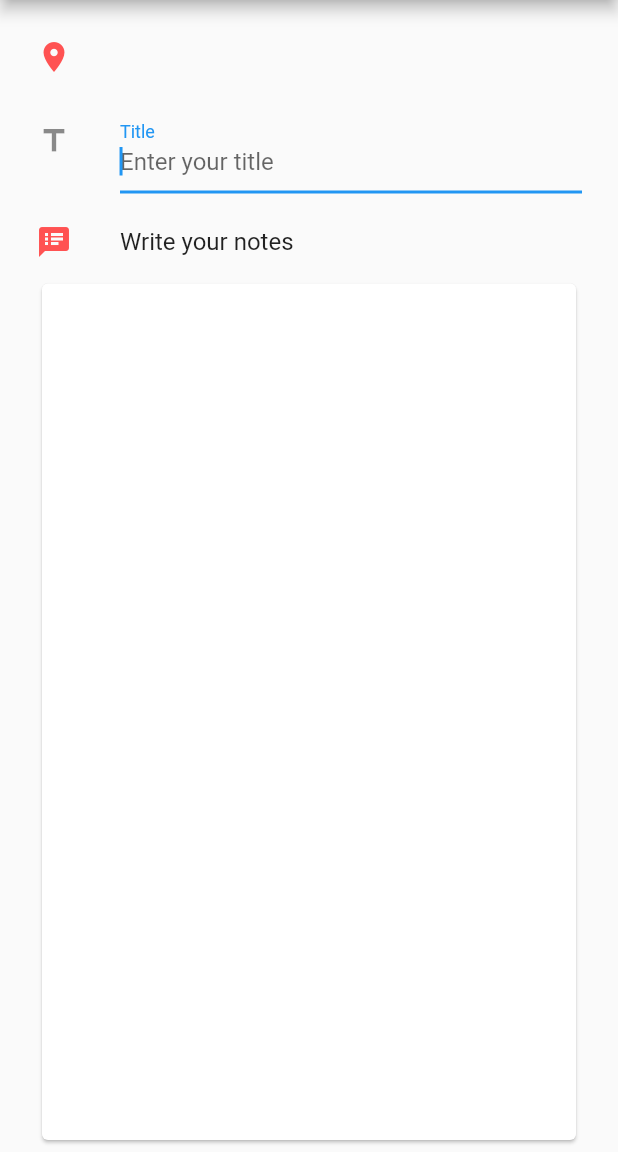
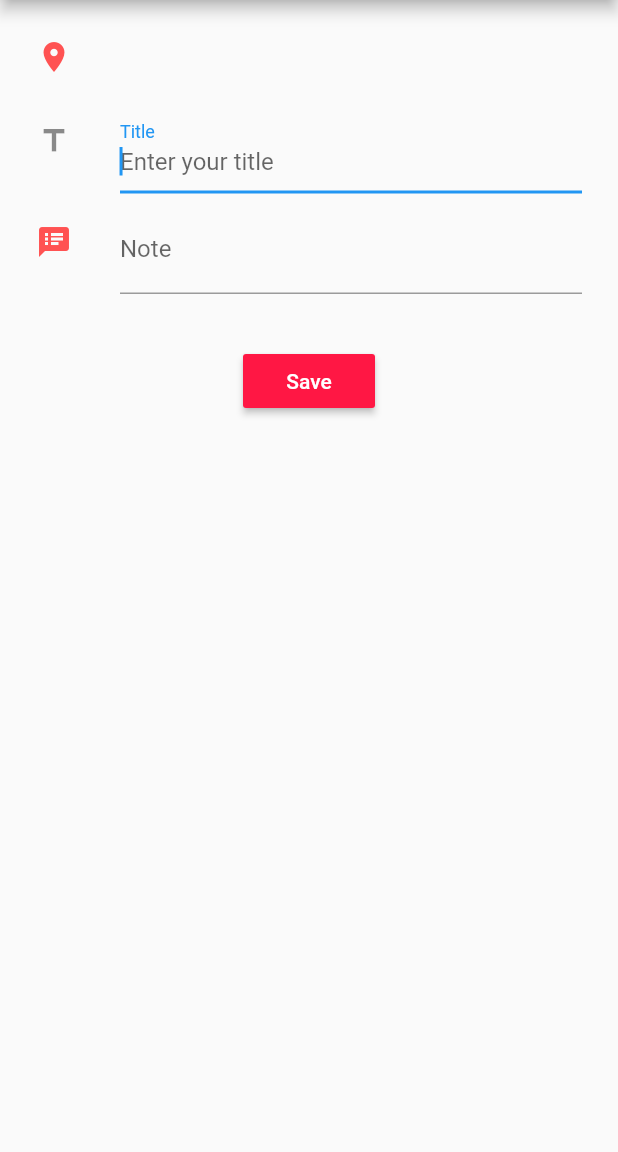
Before and after one commit to sharmistha071/geo-reminder, a Flutter app: the AddTodo screen opened directly with empty values, on a phone screen of 412 x 824 dp, the part 84-1236 px from its top. Run offline on Flutter 3.47's test engine with Material 2 defaults, Android fonts, the phone set to English and light mode, and no system bars; our stand-ins replace firebase_core, firebase_database; missing offline and left inert: flutter_google_places_autocomplete, map_view; accounts and stored records are empty.

```diff
--- a/lib/addTodo.dart
+++ b/lib/addTodo.dart
@@ -1,5 +1,8 @@
 import 'dart:async';
 import 'package:flutter/material.dart';
+import 'package:firebase_database/firebase_database.dart';
+import 'package:firebase_database/ui/firebase_animated_list.dart';
+import 'package:firebase_core/firebase_core.dart';
 
 
 class AddTodo extends StatefulWidget {
@@ -15,7 +18,16 @@ class AddTodo extends StatefulWidget {
 }
 
 class _AddTodoState extends State<AddTodo> {
+
 	  String location;
+		String title;
+		String description;
+		double lat;
+		double long;
+		List<Item> items = new List();
+		Item item;
+		DatabaseReference itemRef;
+
 	// TODO Access location data here
 	_AddTodoState(String lo){
 		this.location = lo;
@@ -24,6 +36,17 @@ class _AddTodoState extends State<AddTodo> {
   final locationController = new TextEditingController();
   final titleController = new TextEditingController();
   final descriptionController = new TextEditingController();
+
+	@override
+	DatabaseReference keepReference = FirebaseDatabase.instance.reference().child('habijabi');
+	void handleSubmit(String loc, String title, String desc) {
+		Map data = {
+			"loc": loc,
+			"title": title,
+			"desc": desc
+		};
+		keepReference.push().set(data);
+	}
 
   Widget build(BuildContext context) {
     return new Scaffold(
@@ -59,42 +82,55 @@ class _AddTodoState extends State<AddTodo> {
 		            ),
 		            autocorrect: true,
 		            autofocus: true,
-		            // TODO: use onChanged method for catching the text .
-		            //onChanged: ,
+		           	onChanged: (value) => title = value,
 	            ),
             ),
 
 	          new ListTile(
 		          leading: new Icon(Icons.speaker_notes, color: Colors.redAccent),
-		          title: new Text("Write your notes"),
+		          //title: new Text("Write your notes"),
+							title: new TextField(
+		            controller: descriptionController,
+		            decoration: new InputDecoration(
+			            labelText: 'Note',
+			            hintText: 'Write your Notes'
+		            ),
+		            autocorrect: true,
+		            autofocus: true,
+		            onChanged: (value) => description = value,
+	            ),
 	          ),
 
-	          new Expanded(
-			          child: new Card(
-				          margin: new EdgeInsets.fromLTRB(20.0, 0.0, 20.0, 0.0),
-				          child: new Padding(
-					          padding: new EdgeInsets.all(8.0),
-					          child: new TextField(
-						          decoration: null,
-						          //controller: _noteTextController,
-						          autofocus: true,
-						          maxLines: null,
-						          //onChanged: (value) => _note = value,
-					          ),
-				          ),
-			          )
-	          ),
-//            new Container(
-//              child: new RaisedButton(
-//                onPressed: () {
-//									Navigator.of(context).pushNamed("/HomeScreen");
-//								},
-//                color: Colors.redAccent[400],
-//                textColor: Colors.white,
-//                child: new Text("Save")
-//              ),
-//              padding: const EdgeInsets.only(top: 30.0),
-//            ),
+	          // new Expanded(
+			      //     child: new Card(
+				    //       margin: new EdgeInsets.fromLTRB(20.0, 0.0, 20.0, 0.0),
+				    //       child: new Padding(
+					  //         padding: new EdgeInsets.all(8.0),
+					  //         child: new TextField(
+						//           decoration: null,
+						//           //controller: _noteTextController,
+						//           autofocus: true,
+						//           maxLines: null,
+						//           //onChanged: (value) => _note = value,
+					  //         ),
+				    //       ),
+			      //     )
+	          // ),
+           new Container(
+             child: new RaisedButton(
+               onPressed: () {
+								 print('$location');
+								 print('$title');
+								 print('$description');
+								 	handleSubmit(this.location, this.title, this.description);
+									Navigator.of(context).pushNamed("/HomeScreen");
+								},
+               color: Colors.redAccent[400],
+               textColor: Colors.white,
+               child: new Text("Save")
+             ),
+             padding: const EdgeInsets.only(top: 30.0),
+           ),
           ]
         )
       ),
@@ -102,3 +138,11 @@ class _AddTodoState extends State<AddTodo> {
   }
 
 }
+
+final FirebaseApp app = FirebaseApp(
+	options: FirebaseOptions(
+		googleAppID: '1:600403879987:android:aed11748d8f44563',
+		apiKey: 'AIzaSyCfhvb4P23rGUaWG6CdTPn80Eg7izIAbmQ',
+		databaseURL: 'https://geo-remainder-1524648633654.firebaseio.com'
+	)
+);
--- a/lib/place.dart
+++ b/lib/place.dart
@@ -2,6 +2,8 @@ import 'dart:async';
 
 import 'package:flutter/material.dart';
 import 'package:flutter_google_places_autocomplete/flutter_google_places_autocomplete.dart';
+import 'package:map_view/map_view.dart';
+
 
 import 'main.dart';
 import 'addTodo.dart';
--- a/pubspec.yaml
+++ b/pubspec.yaml
@@ -9,6 +9,9 @@ dependencies:
   # Use with the CupertinoIcons class for iOS style icons.
   cupertino_icons: ^0.1.0
   flutter_google_places_autocomplete: "^0.0.4"
+  firebase_database: ^0.4.6
+  firebase_core: any
+  map_view: "^0.0.12"
 
 dev_dependencies:
   flutter_test:
```
Also changed, not shown: pubspec.lock, 3 other files.
